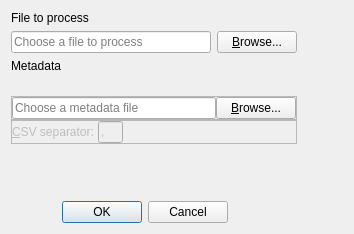
Qt form lib/ui/open_file_dialog.ui (metgem/metgem) before a commit.
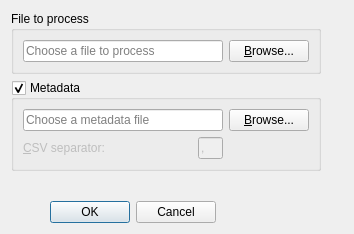
The same form after that commit. Icons and pictures are not drawn.

Commit message: Makes metadata optional in OpenFileDialog

Diff of the .ui file:
```diff
--- a/lib/ui/open_file_dialog.ui
+++ b/lib/ui/open_file_dialog.ui
@@ -10,7 +10,7 @@
     <x>0</x>
     <y>0</y>
     <width>354</width>
-    <height>234</height>
+    <height>215</height>
    </rect>
   </property>
   <property name="sizePolicy">
@@ -23,52 +23,7 @@
    <string>Open File</string>
   </property>
   <layout class="QGridLayout" name="gridLayout_2">
-   <item row="0" column="4" rowspan="8">
-    <widget class="QWidget" name="wgAdvancedOptions" native="true"/>
-   </item>
-   <item row="1" column="0" colspan="4">
-    <layout class="QHBoxLayout" name="horizontalLayout_3">
-     <item>
-      <widget class="QLineEdit" name="editProcessFile">
-       <property name="minimumSize">
-        <size>
-         <width>200</width>
-         <height>0</height>
-        </size>
-       </property>
-       <property name="placeholderText">
-        <string>Choose a file to process</string>
-       </property>
-      </widget>
-     </item>
-     <item>
-      <widget class="QPushButton" name="btBrowseProcessFile">
-       <property name="text">
-        <string>&amp;Browse...</string>
-       </property>
-       <property name="icon">
-        <iconset resource="ui.qrc">
-         <normaloff>:/icons/images/folder-open.svg</normaloff>:/icons/images/folder-open.svg</iconset>
-       </property>
-      </widget>
-     </item>
-    </layout>
-   </item>
-   <item row="2" column="0">
-    <widget class="QLabel" name="label_2">
-     <property name="text">
-      <string>Metadata</string>
-     </property>
-    </widget>
-   </item>
-   <item row="0" column="0">
-    <widget class="QLabel" name="label">
-     <property name="text">
-      <string>File to process</string>
-     </property>
-    </widget>
-   </item>
-   <item row="9" column="0" colspan="3">
+   <item row="7" column="0" colspan="2">
     <widget class="QDialogButtonBox" name="buttonBox">
      <property name="orientation">
       <enum>Qt::Horizontal</enum>
@@ -81,40 +36,17 @@
      </property>
     </widget>
    </item>
-   <item row="4" column="0" colspan="4">
-    <layout class="QVBoxLayout" name="verticalLayout">
-     <property name="spacing">
-      <number>0</number>
+   <item row="0" column="0" colspan="3">
+    <widget class="QGroupBox" name="gbProcess">
+     <property name="title">
+      <string>File to process</string>
      </property>
-     <item>
-      <widget class="QFrame" name="frame_2">
-       <property name="frameShape">
-        <enum>QFrame::StyledPanel</enum>
-       </property>
-       <property name="frameShadow">
-        <enum>QFrame::Raised</enum>
-       </property>
-       <layout class="QHBoxLayout" name="horizontalLayout">
-        <property name="spacing">
-         <number>0</number>
-        </property>
-        <property name="leftMargin">
-         <number>0</number>
-        </property>
-        <property name="topMargin">
-         <number>0</number>
-        </property>
-        <property name="rightMargin">
-         <number>0</number>
-        </property>
-        <property name="bottomMargin">
-         <number>0</number>
-        </property>
-        <item>
-         <widget class="QLineEdit" name="editMetadataFile">
-          <property name="enabled">
+     <property name="flat">
            <bool>true</bool>
           </property>
+     <layout class="QHBoxLayout" name="horizontalLayout_4">
+      <item>
+       <widget class="QLineEdit" name="editProcessFile">
           <property name="minimumSize">
            <size>
             <width>200</width>
@@ -122,15 +54,12 @@
            </size>
           </property>
           <property name="placeholderText">
-           <string>Choose a metadata file</string>
+         <string>Choose a file to process</string>
           </property>
          </widget>
         </item>
         <item>
-         <widget class="QPushButton" name="btBrowseMetadataFile">
-          <property name="enabled">
-           <bool>true</bool>
-          </property>
+       <widget class="QPushButton" name="btBrowseProcessFile">
           <property name="text">
            <string>&amp;Browse...</string>
           </property>
@@ -143,31 +72,22 @@
        </layout>
       </widget>
      </item>
-     <item>
-      <widget class="QFrame" name="frame">
-       <property name="frameShape">
-        <enum>QFrame::StyledPanel</enum>
-       </property>
-       <property name="frameShadow">
-        <enum>QFrame::Raised</enum>
-       </property>
-       <layout class="QHBoxLayout" name="horizontalLayout_2">
-        <property name="spacing">
-         <number>0</number>
-        </property>
-        <property name="leftMargin">
-         <number>0</number>
-        </property>
-        <property name="topMargin">
-         <number>0</number>
-        </property>
-        <property name="rightMargin">
-         <number>0</number>
-        </property>
-        <property name="bottomMargin">
-         <number>0</number>
-        </property>
-        <item>
+   <item row="1" column="0" colspan="3">
+    <widget class="QGroupBox" name="gbMetadata">
+     <property name="title">
+      <string>Metadata</string>
+     </property>
+     <property name="flat">
+      <bool>true</bool>
+     </property>
+     <property name="checkable">
+      <bool>true</bool>
+     </property>
+     <property name="checked">
+      <bool>true</bool>
+     </property>
+     <layout class="QGridLayout" name="gridLayout">
+      <item row="1" column="0">
          <widget class="QLabel" name="labelCsvSeparator">
           <property name="enabled">
            <bool>false</bool>
@@ -183,7 +103,23 @@
           </property>
          </widget>
         </item>
-        <item>
+      <item row="0" column="0" colspan="2">
+       <widget class="QLineEdit" name="editMetadataFile">
+        <property name="enabled">
+         <bool>true</bool>
+        </property>
+        <property name="minimumSize">
+         <size>
+          <width>200</width>
+          <height>0</height>
+         </size>
+        </property>
+        <property name="placeholderText">
+         <string>Choose a metadata file</string>
+        </property>
+       </widget>
+      </item>
+      <item row="1" column="1">
          <widget class="QLineEdit" name="editCsvSeparator">
           <property name="enabled">
            <bool>false</bool>
@@ -208,23 +144,25 @@
           </property>
          </widget>
         </item>
-        <item>
-         <spacer name="horizontalSpacer">
-          <property name="orientation">
-           <enum>Qt::Horizontal</enum>
-          </property>
-          <property name="sizeHint" stdset="0">
-           <size>
-            <width>40</width>
-            <height>20</height>
-           </size>
-          </property>
-         </spacer>
+      <item row="0" column="2">
+       <widget class="QPushButton" name="btBrowseMetadataFile">
+        <property name="enabled">
+         <bool>true</bool>
+        </property>
+        <property name="text">
+         <string>&amp;Browse...</string>
+        </property>
+        <property name="icon">
+         <iconset resource="ui.qrc">
+          <normaloff>:/icons/images/folder-open.svg</normaloff>:/icons/images/folder-open.svg</iconset>
+        </property>
+       </widget>
         </item>
        </layout>
       </widget>
      </item>
-    </layout>
+   <item row="0" column="3" rowspan="6">
+    <widget class="QWidget" name="wgAdvancedOptions" native="true"/>
    </item>
   </layout>
  </widget>
```
Lines whose indentation alone changed are shown as unchanged. The commit also changes 2 other files.
